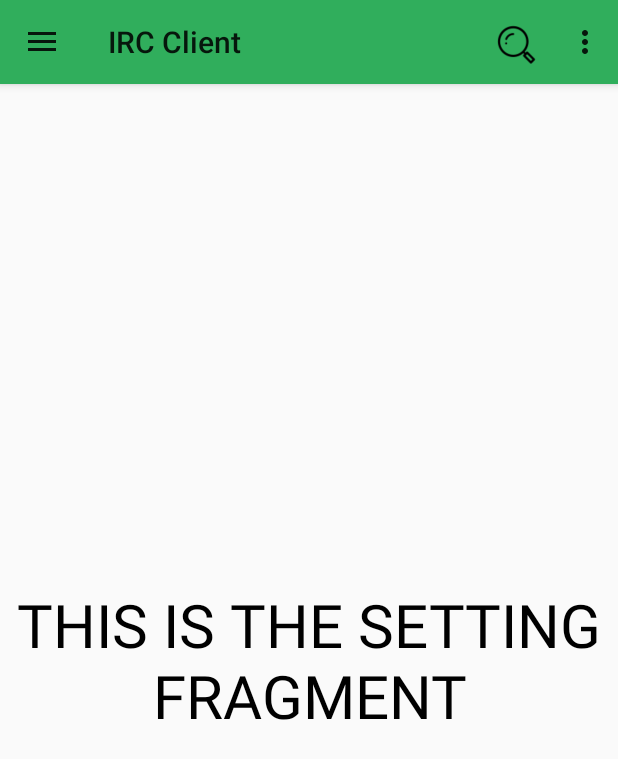
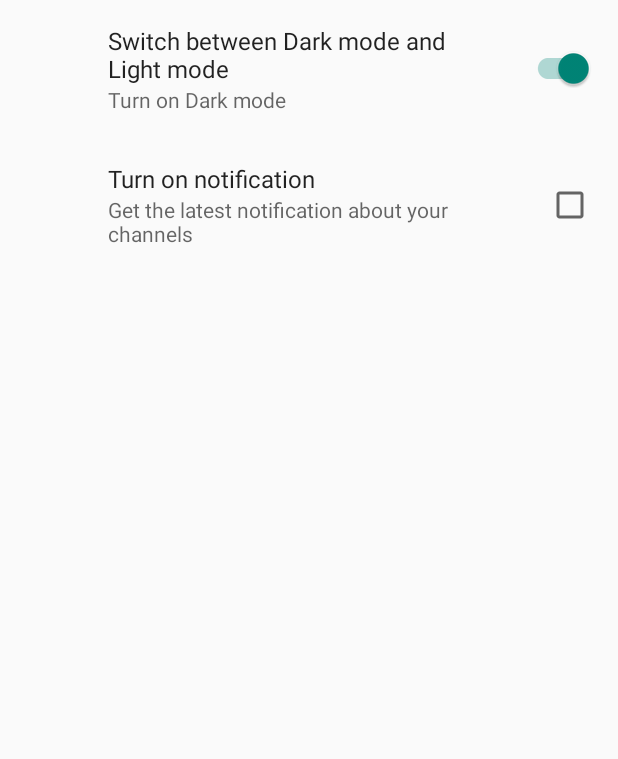
Before and after one commit to vutruong99/IRC_Client, an Android app: the MainActivity screen opened directly, with no data from a screen before it, in the side drawer, after a tap on "Settings", on a phone screen of 412 x 824 dp. Shown: the top 759 px of the screen. Run offline under Robolectric (Android 15) with nearby library versions, the phone set to English and light mode, and no system bars; our stand-ins replace androidx.preference.

Commit message:
Feature #1: Add Setting Activity

```diff
--- a/IRCClient/app/build.gradle
+++ b/IRCClient/app/build.gradle
@@ -30,4 +30,5 @@ dependencies {
     androidTestImplementation 'com.android.support.test.espresso:espresso-core:3.0.2'
     implementation 'com.android.support:recyclerview-v7:28.0.0'
     implementation 'com.android.support:design:28.0.0'
+    implementation 'com.android.support:preference-v7:28.0.0'
 }
--- a/IRCClient/app/src/main/java/com/example/ircclient/MainActivity.java
+++ b/IRCClient/app/src/main/java/com/example/ircclient/MainActivity.java
@@ -1,6 +1,7 @@
 package com.example.ircclient;
 
 import android.content.Intent;
+import android.content.SharedPreferences;
 import android.support.annotation.NonNull;
 import android.support.design.widget.NavigationView;
 import android.support.v4.view.GravityCompat;
@@ -22,6 +23,7 @@ import android.widget.RelativeLayout;
 import android.widget.SearchView;
 import android.widget.TextView;
 import android.support.v7.widget.Toolbar;
+import android.widget.Toast;
 import android.widget.ToggleButton;
 
 import org.w3c.dom.Text;
@@ -72,17 +74,15 @@ public class MainActivity extends AppCompatActivity implements NavigationView.On
         fragmentTransaction.replace(R.id.layout_for_fragments, messageFragment, "Message Fragment");
         fragmentTransaction.commit();
 
+
     }
 
     @Override
     public boolean onCreateOptionsMenu(Menu menu){
         MenuInflater inflater = getMenuInflater();
-        inflater.inflate(R.menu.drawer_menu, menu);
+        inflater.inflate(R.menu.settings_menu, menu);
 
-        MenuItem searchItem = menu.findItem(R.id.search);
-        SearchView searchView = (SearchView) searchItem.getActionView();
-
-        return super.onCreateOptionsMenu(menu);
+        return true;
     }
 
     private void configureToolbar(){
@@ -123,12 +123,13 @@ public class MainActivity extends AppCompatActivity implements NavigationView.On
         int itemId = item.getItemId();
 
         switch (itemId){
-            case android.R.id.home:
-                drawerLayout.openDrawer(GravityCompat.START);
+            case R.id.action_settings:
+                Intent intent = new Intent(MainActivity.this, SettingActivity.class);
+                startActivity(intent);
                 return true;
         }
 
-        return true;
+        return super.onOptionsItemSelected(item);
     }
 
     @Override
@@ -145,10 +146,9 @@ public class MainActivity extends AppCompatActivity implements NavigationView.On
         }
 
         else if (id == R.id.settings) {
-            SettingFragment settingFragment = new SettingFragment();
-            FragmentTransaction fragmentTransaction = getSupportFragmentManager().beginTransaction();
-            fragmentTransaction.replace(R.id.layout_for_fragments, settingFragment, "Setting Fragment");
-            fragmentTransaction.commit();
+            Intent intent = new Intent(this, SettingActivity.class);
+            startActivity(intent);
+            return true;
         }
 
         else if (id == R.id.about) {
--- /dev/null
+++ b/IRCClient/app/src/main/java/com/example/ircclient/SettingActivity.java
@@ -0,0 +1,17 @@
+package com.example.ircclient;
+
+import android.support.v7.app.AppCompatActivity;
+import android.os.Bundle;
+
+public class SettingActivity extends AppCompatActivity {
+    public static final String
+            KEY_PREF_EXAMPLE_SWITCH = "theme_switch";
+
+    @Override
+    protected void onCreate(Bundle savedInstanceState) {
+        super.onCreate(savedInstanceState);
+        getSupportFragmentManager().beginTransaction()
+                .replace(android.R.id.content, new SettingFragment())
+                .commit();
+    }
+}
--- a/IRCClient/app/src/main/java/com/example/ircclient/SettingFragment.java
+++ b/IRCClient/app/src/main/java/com/example/ircclient/SettingFragment.java
@@ -3,6 +3,7 @@ package com.example.ircclient;
 
 import android.os.Bundle;
 import android.support.v4.app.Fragment;
+import android.support.v7.preference.PreferenceFragmentCompat;
 import android.view.LayoutInflater;
 import android.view.View;
 import android.view.ViewGroup;
@@ -11,19 +12,16 @@ import android.view.ViewGroup;
 /**
  * A simple {@link Fragment} subclass.
  */
-public class SettingFragment extends Fragment {
+public class SettingFragment extends PreferenceFragmentCompat {
+
+    @Override
+    public void onCreatePreferences(Bundle savedInstanceState, String rootKey) {
+        setPreferencesFromResource(R.xml.preferences, rootKey);
+    }
 
 
     public SettingFragment() {
         // Required empty public constructor
     }
 
-
-    @Override
-    public View onCreateView(LayoutInflater inflater, ViewGroup container,
-                             Bundle savedInstanceState) {
-        // Inflate the layout for this fragment
-        return inflater.inflate(R.layout.fragment_setting, container, false);
-    }
-
 }
--- /dev/null
+++ b/IRCClient/app/src/main/res/menu/settings_menu.xml
@@ -0,0 +1,10 @@
+<?xml version="1.0" encoding="utf-8"?>
+<menu xmlns:android="http://schemas.android.com/apk/res/android"
+    xmlns:app="http://schemas.android.com/apk/res-auto">
+    <item
+        android:id="@+id/action_settings"
+        android:title="@string/action_settings"
+        android:orderInCategory="100"
+        app:showAsAction="never"
+        />
+</menu>
--- a/IRCClient/app/src/main/res/values/strings.xml
+++ b/IRCClient/app/src/main/res/values/strings.xml
@@ -6,6 +6,13 @@
     <string name="open">Open</string>
     <string name="close">Close</string>
 
+    <!-- Setting preferences   -->
+    <string name="action_settings">Settings here</string>
+    <string name="switch_theme">Turn on Dark mode</string>
+    <string name="switch_detail">Switch between Dark mode and Light mode </string>
+    <string name="check_notification">Turn on notification</string>
+    <string name="check_detail">Get the latest notification about your channels</string>
+
     <!-- TODO: Remove or change this placeholder text -->
     <string name="hello_blank_fragment">Hello blank fragment</string>
 </resources>
--- a/IRCClient/app/src/main/res/values/styles.xml
+++ b/IRCClient/app/src/main/res/values/styles.xml
@@ -6,6 +6,7 @@
         <item name="colorPrimary">@color/colorPrimary</item>
         <item name="colorPrimaryDark">@color/colorPrimaryDark</item>
         <item name="colorAccent">@color/colorAccent</item>
+        <item name="preferenceTheme">@style/PreferenceThemeOverlay</item>
     </style>
 
 </resources>
--- /dev/null
+++ b/IRCClient/app/src/main/res/xml/preferences.xml
@@ -0,0 +1,15 @@
+<?xml version="1.0" encoding="utf-8"?>
+<PreferenceScreen xmlns:android="http://schemas.android.com/apk/res/android"
+    xmlns:app="http://schemas.android.com/apk/res-auto"
+    android:visibility="visible">
+    <android.support.v7.preference.SwitchPreferenceCompat
+        android:defaultValue="true"
+        android:key="theme_switch"
+        android:summary="@string/switch_theme"
+        android:title="@string/switch_detail" />
+    <android.support.v7.preference.CheckBoxPreference
+        android:defaultValue="false"
+        android:key="check_box_preference_1"
+        android:title="@string/check_notification"
+        android:summary="@string/check_detail"/>
+</PreferenceScreen>
```
Also changed, not shown: IRCClient/app/src/main/AndroidManifest.xml (+15 -3 lines).
